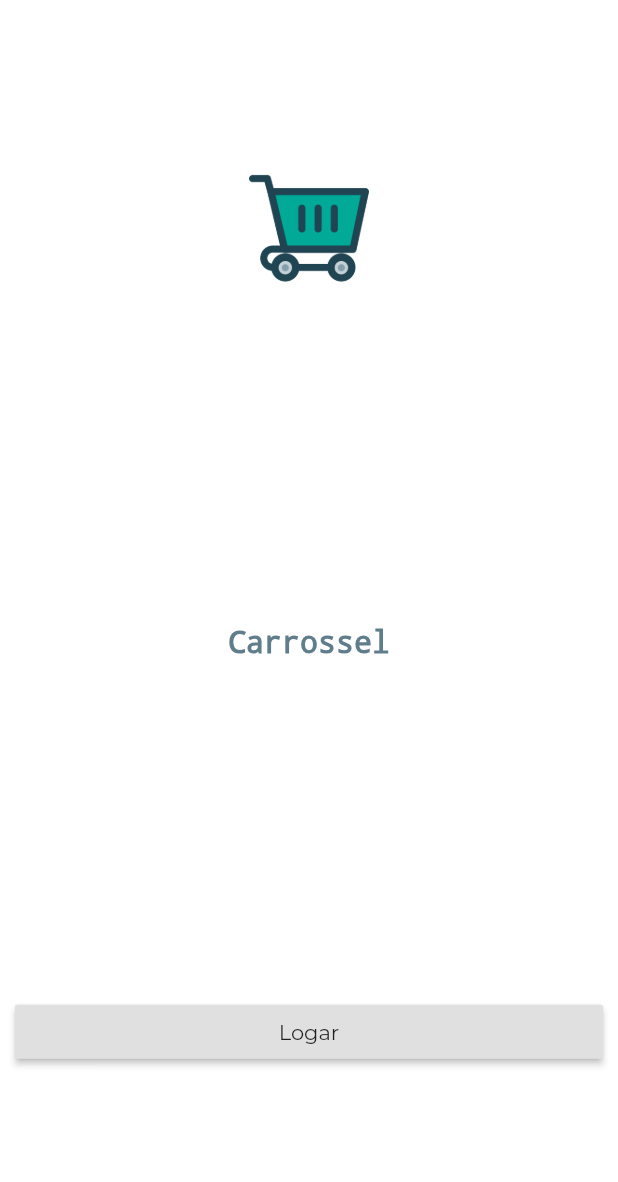
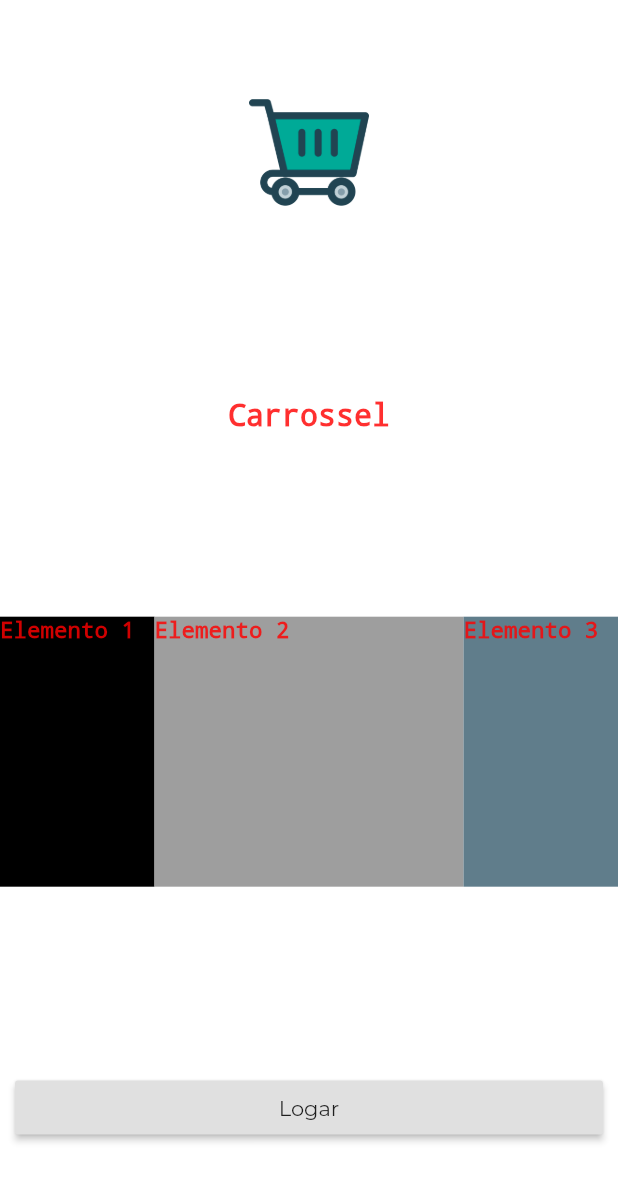
Before and after one commit to owarleysouza/S-Compras, a Flutter app: the screen it shows after launch, on a phone screen of 412 x 824 dp. Shown: the top 1182 px of the screen. Run offline on Flutter 3.47's test engine with Material 2 defaults, Android fonts, the phone set to English and light mode, and no system bars.

Commit message:
Uso de expanded e flexible para simular carrossel

```diff
--- a/lib/views/telaApresentacao.dart
+++ b/lib/views/telaApresentacao.dart
@@ -22,10 +22,45 @@ class _TelaApresentacaoState extends State<TelaApresentacao> {
           ),
           Text(
             "Carrossel",
-            style: TextStyle(
-                color: Colors.blueGrey,
-                fontSize: 20,
-                decoration: TextDecoration.none),
+            style: TextStyle(decoration: TextDecoration.none, fontSize: 20),
+          ),
+          Row(
+            children: <Widget>[
+              Expanded(
+                flex: 2,
+                child: Container(
+                  height: 180,
+                  color: Colors.black,
+                  child: Text(
+                    "Elemento 1",
+                    style: TextStyle(
+                        decoration: TextDecoration.none, fontSize: 15),
+                  ),
+                ),
+              ),
+              Expanded(
+                flex: 4,
+                child: Container(
+                    height: 180,
+                    color: Colors.grey,
+                    child: Text(
+                      "Elemento 2",
+                      style: TextStyle(
+                          decoration: TextDecoration.none, fontSize: 15),
+                    )),
+              ),
+              Expanded(
+                flex: 2,
+                child: Container(
+                    height: 180,
+                    color: Colors.blueGrey,
+                    child: Text(
+                      "Elemento 3",
+                      style: TextStyle(
+                          decoration: TextDecoration.none, fontSize: 15),
+                    )),
+              )
+            ],
           ),
           Container(
             margin: EdgeInsets.symmetric(horizontal: 10),
```
